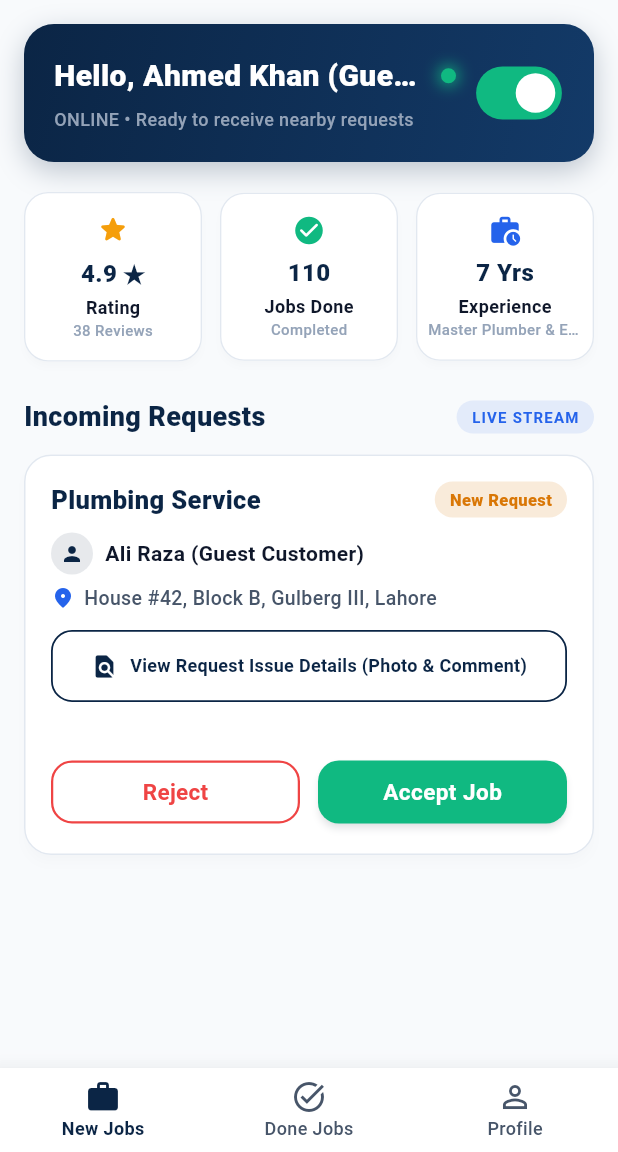
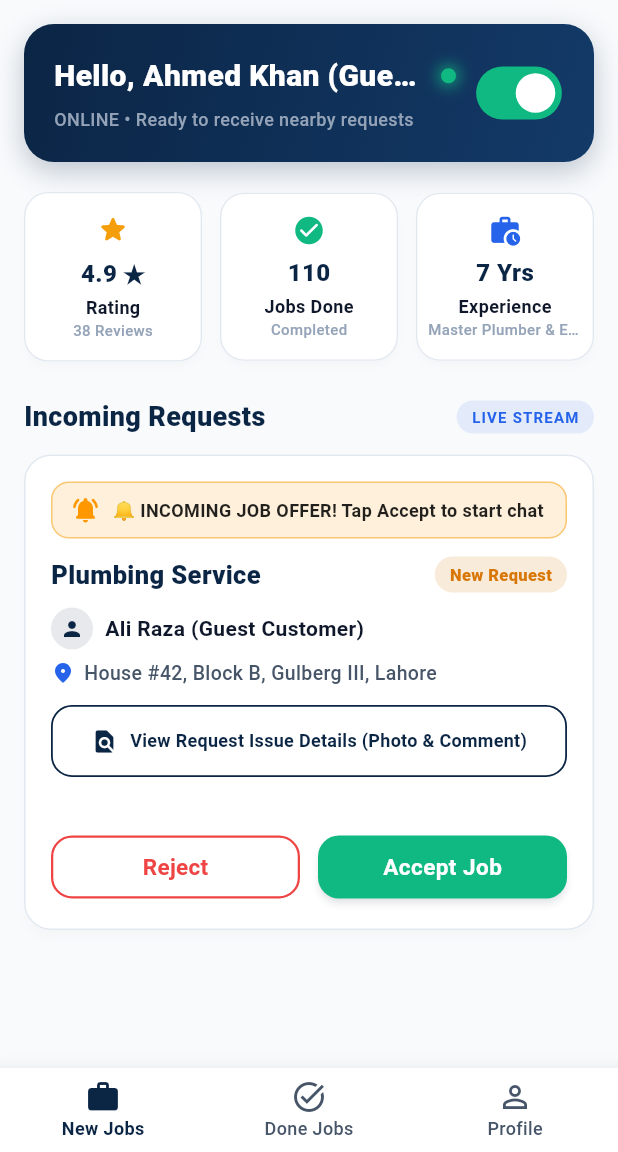
Before and after one commit to MI-514/cyns, a Flutter app: the WorkerDashboardScreen screen opened directly, after a tap on "⚡ Create Test Job Request", on a phone screen of 412 x 824 dp, the part 84-1236 px from its top. Run offline on Flutter 3.47's test engine with Material 3 defaults, Android fonts, the phone set to English and light mode, and no system bars; our stand-ins replace cloud_firestore, firebase_auth, firebase_core, firebase_messaging, firebase_storage, flutter_rating_bar and 7 more; missing offline and left inert: agora_rtc_engine; accounts and stored records are empty.

Commit message:
Implement audible incoming job offer alert, instant post-acceptance chat navigation, and persistent chat action button

```diff
--- a/lib/core/services/notification_service.dart
+++ b/lib/core/services/notification_service.dart
@@ -1,5 +1,6 @@
 import 'package:cloud_firestore/cloud_firestore.dart';
 import 'package:firebase_messaging/firebase_messaging.dart';
+import 'package:flutter/services.dart';
 
 import '../constants/firestore_collections.dart';
 
@@ -90,4 +91,11 @@ class NotificationService {
       });
     } catch (_) {}
   }
+
+  /// Trigger audible alert beep sound for incoming job offer
+  static void playIncomingJobAlertBeep() {
+    try {
+      SystemSound.play(SystemSoundType.click);
+    } catch (_) {}
+  }
 }
--- a/lib/screens/worker/worker_home_tab.dart
+++ b/lib/screens/worker/worker_home_tab.dart
@@ -3,6 +3,7 @@ import 'package:provider/provider.dart';
 
 import '../../core/constants/app_colors.dart';
 import '../../core/constants/app_constants.dart';
+import '../../core/services/notification_service.dart';
 import '../../data/models/service_request_model.dart';
 import '../../providers/service_request_provider.dart';
 import '../../providers/worker_provider.dart';
@@ -295,6 +296,10 @@ class WorkerHomeTab extends StatelessWidget {
                   .where((r) => r.status == AppConstants.statusPending)
                   .toList();
 
+              if (pendingRequests.isNotEmpty) {
+                NotificationService.playIncomingJobAlertBeep();
+              }
+
               if (pendingRequests.isEmpty) {
                 return Container(
                   width: double.infinity,
@@ -387,6 +392,37 @@ class WorkerHomeTab extends StatelessWidget {
                       child: Column(
                         crossAxisAlignment: CrossAxisAlignment.start,
                         children: [
+                          // Incoming Job Ringer Alert Banner
+                          Container(
+                            width: double.infinity,
+                            margin: const EdgeInsets.only(bottom: 12),
+                            padding: const EdgeInsets.symmetric(
+                                horizontal: 12, vertical: 8),
+                            decoration: BoxDecoration(
+                              color: AppColors.starGold.withValues(alpha: 0.15),
+                              borderRadius: BorderRadius.circular(12),
+                              border: Border.all(
+                                  color: AppColors.starGold.withValues(alpha: 0.5)),
+                            ),
+                            child: const Row(
+                              children: [
+                                Icon(Icons.notifications_active_rounded,
+                                    color: Colors.orange, size: 20),
+                                SizedBox(width: 8),
+                                Expanded(
+                                  child: Text(
+                                    '🔔 INCOMING JOB OFFER! Tap Accept to start chat',
+                                    style: TextStyle(
+                                      color: Colors.black87,
+                                      fontSize: 12,
+                                      fontWeight: FontWeight.bold,
+                                    ),
+                                  ),
+                                ),
+                              ],
+                            ),
+                          ),
+
                           Row(
                             mainAxisAlignment: MainAxisAlignment.spaceBetween,
                             children: [
```
Also changed, not shown: lib/screens/worker/active_job_screen.dart (+47 -20 lines).
